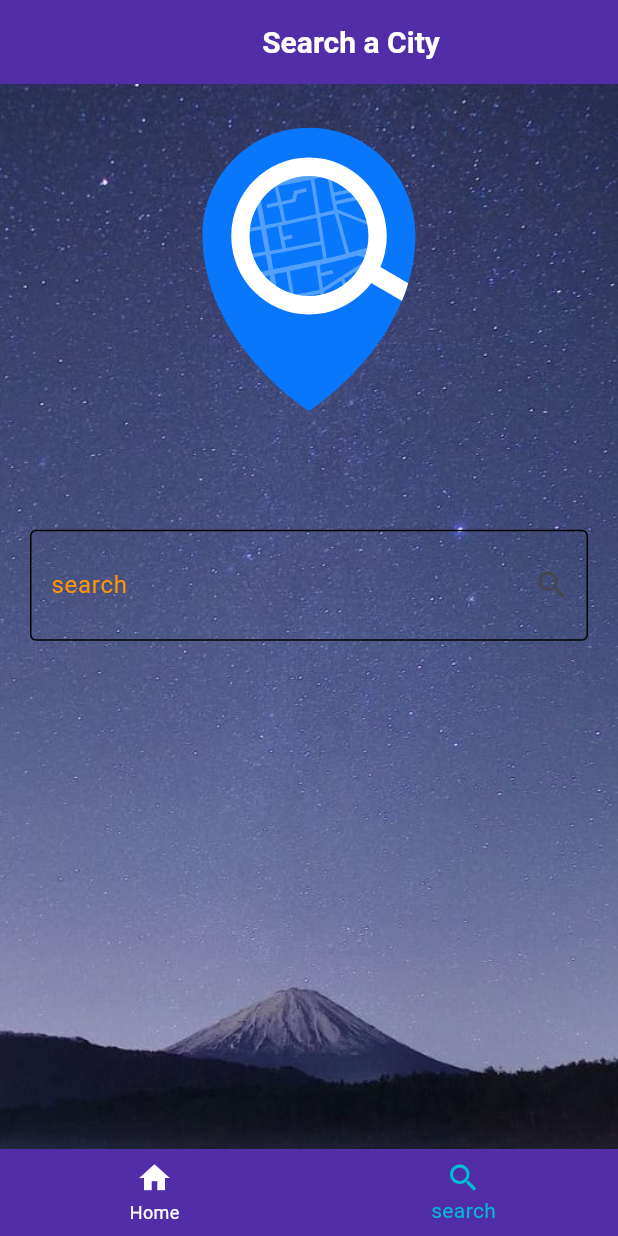
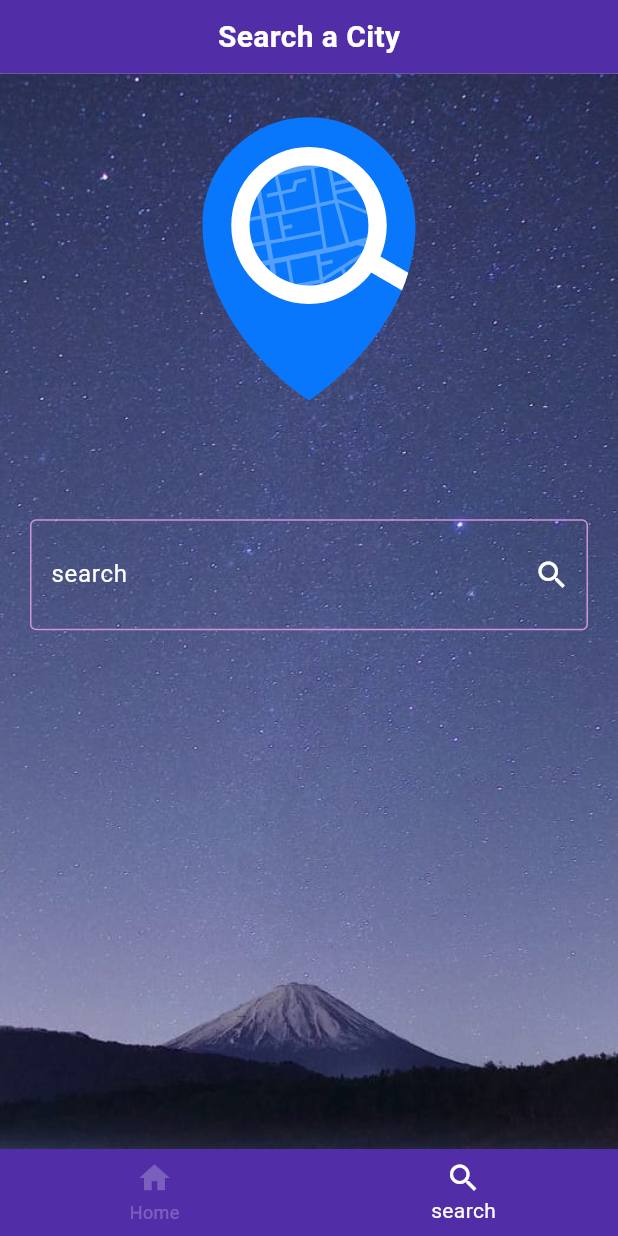
Before and after one commit to mohamedamr77/weather_app, a Flutter app: the BottomNavigationBarScreen screen opened directly, item 2 of the bottom bar chosen, on a phone screen of 412 x 824 dp. Run offline on Flutter 3.47's test engine with Material 3 defaults, Android fonts, the phone set to English and light mode, and no system bars; our stand-ins replace dio, flutter_bloc, geolocator, lottie.

Commit message:
wdit in ui

```diff
--- a/lib/features/BottomNavigationbar/screen.dart
+++ b/lib/features/BottomNavigationbar/screen.dart
@@ -27,8 +27,8 @@ class _BottomNavigationBarScreenState extends State<BottomNavigationBarScreen> {
         },
         currentIndex: currentIndex,
         backgroundColor: Colors.deepPurple[700],
-        selectedItemColor: Colors.cyan,
-        unselectedItemColor: Colors.white,
+        selectedItemColor: Colors.white,
+        unselectedItemColor: Colors.white24,
         items: [
           BottomNavigationBarItem(
               icon: Icon(Icons.home),
--- a/lib/features/homeScreen/widget/weather_forcast_tabs.dart
+++ b/lib/features/homeScreen/widget/weather_forcast_tabs.dart
@@ -61,8 +61,8 @@ class _WeatherForecastTabsState extends State<WeatherForecastTabs> with TickerPr
                   width: double.infinity,
                   height: 65,
                   child: TabBar(
-                    labelColor: ColorApp.purpleColor,
-                    unselectedLabelColor: ColorApp.greyLightColor,
+                    labelColor: Colors.white,
+                    unselectedLabelColor: Colors.white24,
                     controller: tabController,
                     tabs: [
                       Tab(text: TextApp.hourlyForecastText),
--- a/lib/features/homeScreen/widget/weather_forcast_widget/weekly_forecast_in_tabbarview.dart
+++ b/lib/features/homeScreen/widget/weather_forcast_widget/weekly_forecast_in_tabbarview.dart
@@ -11,7 +11,7 @@ class WeeklyForecastInTabBarView extends StatelessWidget {
 
   String getDayOfWeek(DateTime date) {
     // Get the name of the day for the given date
-    return [ "Saturday","Sunday", "Monday", "Tuesday", "Wednes", "Thursday", "Friday",][date.weekday % 7];
+    return [ "Saturday","Sunday", "Monday", "Tuesday", "Wednesday", "Thursday", "Friday",][date.weekday % 7];
   }
 
   @override
@@ -42,16 +42,16 @@ class WeeklyForecastInTabBarView extends StatelessWidget {
                 mainAxisAlignment: MainAxisAlignment.spaceBetween,
                 children: [
                   Padding(
-                    padding: const EdgeInsets.only(top: 12),
+                    padding: const EdgeInsets.all(10),
+                    child: FittedBox(
                       child: Text(
-                      getDayOfWeek(dailyForecast.date)=="Wednes"?
-                      "${ getDayOfWeek(dailyForecast.date)} \n day":
                         getDayOfWeek(dailyForecast.date),
                        textAlign: TextAlign.center,
                         style: const TextStyle(
                           color: ColorApp.whiteColor,
-                        fontWeight: FontWeight.bold,
+                          fontWeight: FontWeight.w500,
                           fontSize: 14,
+                        ),
                       ),
                     ),
                   ),
--- a/lib/features/searchscreen/screen.dart
+++ b/lib/features/searchscreen/screen.dart
@@ -1,6 +1,7 @@
 import 'package:flutter/material.dart';
 import 'package:flutter_bloc/flutter_bloc.dart';
 import 'package:lottie/lottie.dart';
+import 'package:weather/core/color.dart';
 import 'package:weather/core/image.dart';
 import 'package:weather/cubit/getweathercubit/get_weather_cubit.dart';
 import 'package:weather/features/BottomNavigationbar/screen.dart';
@@ -15,13 +16,29 @@ class SearchScreen extends StatefulWidget {
 class _SearchScreenState extends State<SearchScreen> {
   String? selectedCity;
   String? selectedCountry;
+
   @override
   Widget build(BuildContext context) {
     return Scaffold(
-      appBar: AppBar(
-        backgroundColor: Colors.deepPurple[700],
-        title: Center(
-          child: Text("Search a City",
+      body: Column(
+        children: [
+          Container(
+            decoration: BoxDecoration(
+              color: Colors.deepPurple[700],
+              boxShadow: [
+                BoxShadow(
+                  color: Colors.black.withOpacity(0.5),
+                  spreadRadius: 2,
+                  blurRadius: 4,
+                  offset: Offset(0, 2),
+                ),
+              ],
+            ),
+            padding: EdgeInsets.symmetric(horizontal: 16.0, vertical: 10.0),
+            child: SafeArea(
+              child: Center(
+                child: Text(
+                  "Search a City",
                   style: TextStyle(
                     color: Colors.white,
                     fontWeight: FontWeight.bold,
@@ -29,10 +46,10 @@ class _SearchScreenState extends State<SearchScreen> {
                   ),
                 ),
               ),
-        leading: SizedBox(),
-        foregroundColor: Colors.white,
             ),
-      body: Container(
+          ),
+          Expanded(
+            child: Container(
               width: double.infinity,
               height: double.infinity,
               decoration: BoxDecoration(
@@ -41,14 +58,13 @@ class _SearchScreenState extends State<SearchScreen> {
                   fit: BoxFit.cover,
                 ),
               ),
-        child:  SingleChildScrollView(
+              child: SingleChildScrollView(
                 child: Column(
-            //mainAxisAlignment: MainAxisAlignment.t,
                   children: [
-              Lottie.asset('assets/images/locationsearch.json',
+                    Lottie.asset(
+                      'assets/images/locationsearch.json',
                       width: double.infinity,
-                height: MediaQuery.of(context).size.height*0.3,
-
+                      height: MediaQuery.of(context).size.height * 0.3,
                     ),
                     Container(
                       padding: const EdgeInsets.symmetric(
@@ -57,37 +73,46 @@ class _SearchScreenState extends State<SearchScreen> {
                       ),
                       width: double.infinity,
                       child: TextFormField(
-                  onFieldSubmitted: (cityName)  {
+                        style: TextStyle(
+                          color: Colors.white,
+                        ),
+                        onFieldSubmitted: (cityName) {
                           BlocProvider.of<GetWeatherCubit>(context).getWeather(city: cityName);
-                    // ignore: use_build_context_synchronously
-                    Navigator.pushReplacement(context, MaterialPageRoute(builder: (context) => BottomNavigationBarScreen(),));
-
+                          Navigator.pushReplacement(
+                            context,
+                            MaterialPageRoute(
+                              builder: (context) => BottomNavigationBarScreen(),
+                            ),
+                          );
                         },
-                  decoration: const InputDecoration(
+                        decoration: InputDecoration(
                           contentPadding: EdgeInsets.symmetric(vertical: 25.0, horizontal: 10.0),
                           hintText: "Search for a city",
                           hintStyle: TextStyle(
-                      color: Colors.grey,
+                            color: Colors.white24,
                           ),
                           labelText: "search",
-                    labelStyle: TextStyle(color: Colors.orange),
+                          labelStyle: TextStyle(color: Colors.white),
                           focusedBorder: OutlineInputBorder(
                             borderSide: BorderSide(
-                        color: Colors.orange,
+                              color: Colors.blue,
                             ),
                           ),
-                    enabledBorder:  OutlineInputBorder(
+                          enabledBorder: OutlineInputBorder(
                             borderSide: BorderSide(
-                        color: Colors.black,
+                              color:Color(0xffcE93D8),
                             ),
                           ),
-                    suffixIcon:Icon(Icons.search),
+                          suffixIcon: Icon(Icons.search, color: Colors.white),
                         ),
                       ),
                     ),
                   ],
                 ),
-        )
+              ),
+            ),
+          ),
+        ],
       ),
     );
   }
```
Lines whose indentation alone changed are shown as unchanged.
